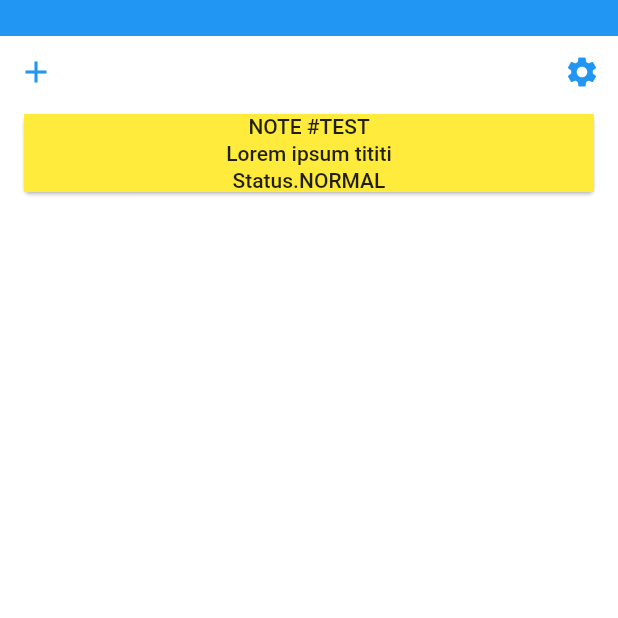
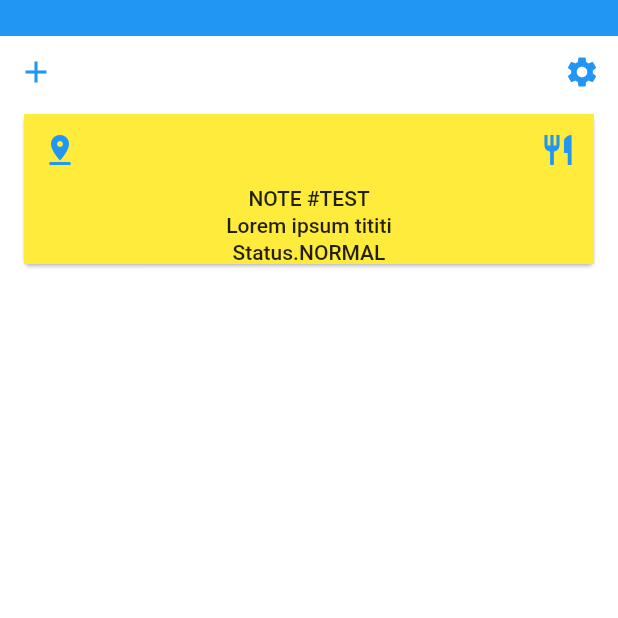
Before and after one commit to acoudray1/hupomnesis, a Flutter app: the screen it shows after launch, after a tap on the "add" icon, on a phone screen of 412 x 824 dp, the top half of it. Run offline on Flutter 3.47's test engine with Material 2 defaults, Android fonts, the phone set to English and light mode, and no system bars; our stand-ins replace rxdart, shared_preferences.

Commit message:
HUP-6 : UI update
 in order to test the status changes

```diff
--- a/lib/src/views/note_view.dart
+++ b/lib/src/views/note_view.dart
@@ -1,9 +1,12 @@
 import 'package:flutter/material.dart';
 import 'package:hupomnesis/src/bloc/note_bloc.dart';
+import 'package:hupomnesis/src/model/enum_status.dart';
 import 'package:hupomnesis/src/model/note.dart';
 
 class NoteView extends StatelessWidget {
   final NoteBloc noteBloc = NoteBloc();
+
+
 
   @override
   Widget build(BuildContext context) {
@@ -69,18 +72,33 @@ class NoteView extends StatelessWidget {
   Widget listOfNotes(BuildContext context) {
     return Column(
       children: <Widget>[
-        Expanded(
+        noteBloc.pinnedNotes.isEmpty ? Container() : Expanded(
           child: ListView.builder(
-            itemBuilder: _buildCard,
-            itemCount: noteBloc.notes.length,
+            itemBuilder: _buildPinnedCard,
+            itemCount: noteBloc.pinnedNotes.length,
+          ),
+        ),
+
+        noteBloc.normalNotes.isEmpty ? Container() : Expanded(
+          child: ListView.builder(
+            itemBuilder: _buildNormalCard,
+            itemCount: noteBloc.normalNotes.length,
+          ),
+        ),
+
+        noteBloc.archivedNotes.isEmpty ? Container() : Expanded(
+          child: ListView.builder(
+            itemBuilder: _buildArchivedCard,
+            itemCount: noteBloc.archivedNotes.length,
           ),
         ),
       ],
     );
   }
 
-  /// Note card builder
-  Widget _buildCard(BuildContext context, int index) {
+  // TODO: Refactor code for _buildCar method
+  /// Pinned note card builder
+  Widget _buildPinnedCard(BuildContext context, int index) {
 
     return Padding(
       padding: const EdgeInsets.symmetric(horizontal: 12.0),
@@ -89,11 +107,112 @@ class NoteView extends StatelessWidget {
           color: Colors.yellow,
           child: Column(
             children: <Widget>[
-              Center(child: Text(noteBloc.notes[index].name)),
+              Row(
+                mainAxisAlignment: MainAxisAlignment.spaceBetween,
+                children: <Widget>[
+                  IconButton(
+                    icon: const Icon(Icons.portrait),
+                    onPressed: () {
+                      // TODO: Send to note creation page
+                      noteBloc.statusNormal(noteBloc.pinnedNotes[index]);
+                    },
+                  ),
+                  IconButton(
+                    icon: const Icon(Icons.restaurant),
+                    onPressed: () {
+                      // TODO: Implement settigs configuration
+                      noteBloc.statusArchived(noteBloc.pinnedNotes[index]);
+                    },
+                  )
+                ],
+              ),
+              Center(child: Text(noteBloc.pinnedNotes[index].name)),
               const SizedBox(height: 2.0,),
-              Center(child: Text(noteBloc.notes[index].text)),
+              Center(child: Text(noteBloc.pinnedNotes[index].text)),
               const SizedBox(height: 2.0,),
-              Center(child: Text('${noteBloc.notes[index].status}')),
+              Center(child: Text('${noteBloc.pinnedNotes[index].status}')),
+            ],
+          ),
+        ),
+      ),
+    );
+  }
+
+  /// Pinned note card builder
+  Widget _buildNormalCard(BuildContext context, int index) {
+
+    return Padding(
+      padding: const EdgeInsets.symmetric(horizontal: 12.0),
+      child: Card(
+        child: Container(
+          color: Colors.yellow,
+          child: Column(
+            children: <Widget>[
+              Row(
+                mainAxisAlignment: MainAxisAlignment.spaceBetween,
+                children: <Widget>[
+                  IconButton(
+                    icon: const Icon(Icons.pin_drop),
+                    onPressed: () {
+                      // TODO: Send to note creation page
+                      noteBloc.statusPinned(noteBloc.normalNotes[index]);
+                    },
+                  ),
+                  IconButton(
+                    icon: const Icon(Icons.restaurant),
+                    onPressed: () {
+                      // TODO: Implement settigs configuration
+                      noteBloc.statusArchived(noteBloc.normalNotes[index]);
+                    },
+                  )
+                ],
+              ),
+              Center(child: Text(noteBloc.normalNotes[index].name)),
+              const SizedBox(height: 2.0,),
+              Center(child: Text(noteBloc.normalNotes[index].text)),
+              const SizedBox(height: 2.0,),
+              Center(child: Text('${noteBloc.normalNotes[index].status}')),
+            ],
+          ),
+        ),
+      ),
+    );
+  }
+
+  /// Pinned note card builder
+  Widget _buildArchivedCard(BuildContext context, int index) {
+
+    return Padding(
+      padding: const EdgeInsets.symmetric(horizontal: 12.0),
+      child: Card(
+        child: Container(
+          color: Colors.yellow,
+          child: Column(
+            children: <Widget>[
+              Row(
+                mainAxisAlignment: MainAxisAlignment.spaceBetween,
+                children: <Widget>[
+                  IconButton(
+                    icon: const Icon(Icons.portrait),
+                    onPressed: () {
+                      // TODO: Send to note creation page
+                      noteBloc.statusNormal(noteBloc.archivedNotes[index]);
+                    },
+                  ),
+                  IconButton(
+                    icon: const Icon(Icons.pin_drop),
+                    onPressed: () {
+                      // TODO: Implement settigs configuration
+                      noteBloc.statusPinned(noteBloc.archivedNotes[index]);
+                    },
+                  )
+                ],
+              ),
+              Center(child: Text(noteBloc.archivedNotes[index].name)),
+              const SizedBox(height: 2.0,),
+              Center(child: Text(noteBloc.archivedNotes[index].text)),
+              const SizedBox(height: 2.0,),
+              Center(child: Text('${noteBloc.archivedNotes[index].status}')),
             ],
           ),
         ),
```
